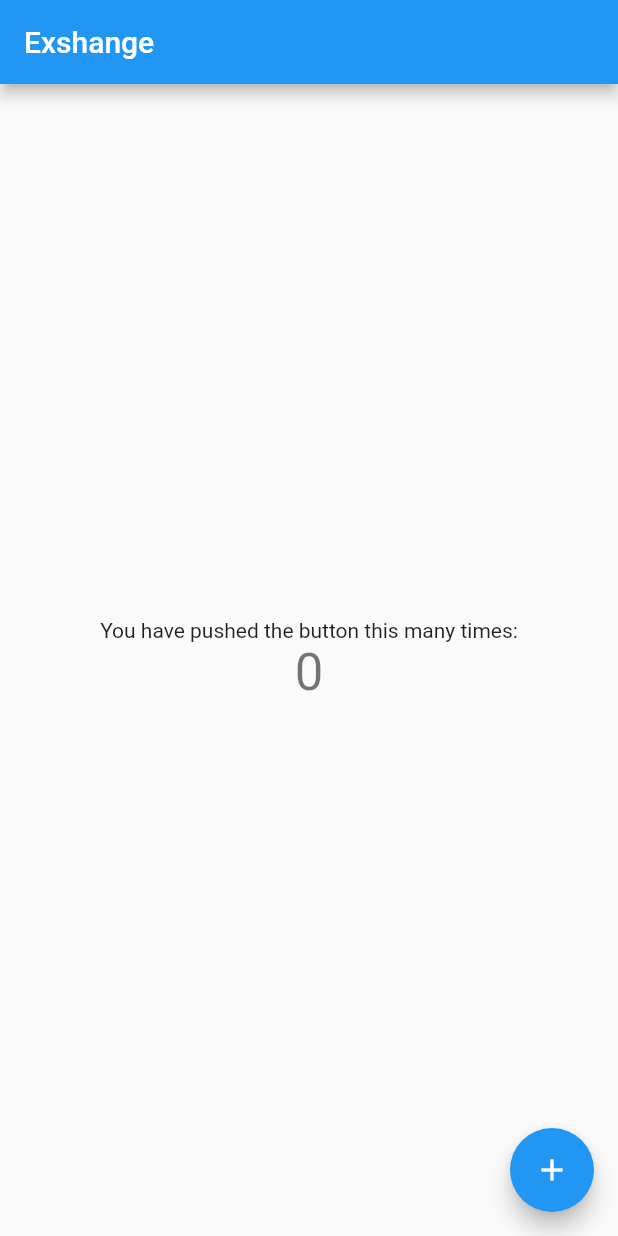
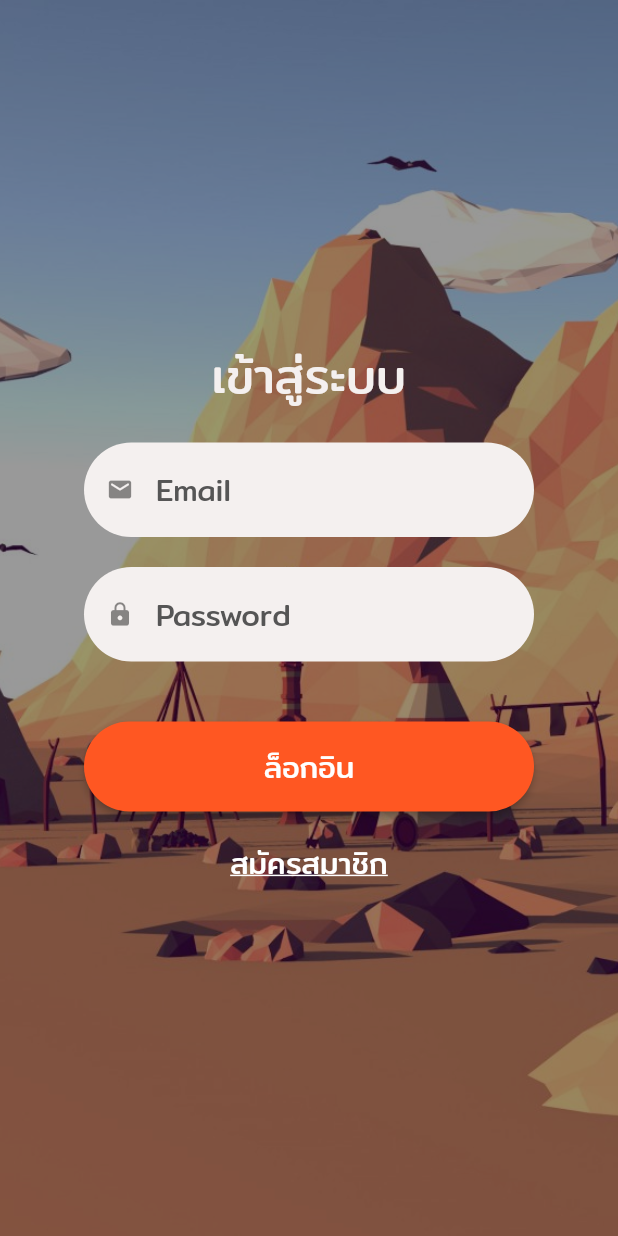
Before and after one commit to KitisakChalongjan/Exshange, a Flutter app: the screen it shows after launch, on a phone screen of 412 x 824 dp. Run offline on Flutter 3.47's test engine with Material 2 defaults, Android fonts, the phone set to English and light mode, and no system bars; our stand-ins replace shared_preferences.

Commit message:
Login Register Screen

```diff
--- a/lib/main.dart
+++ b/lib/main.dart
@@ -1,4 +1,9 @@
+import 'package:exshange/providers/auth.dart';
+import 'package:exshange/screens/item_overview.dart';
+import 'package:exshange/screens/login_screen.dart';
+import 'package:exshange/screens/splash_screen.dart';
 import 'package:flutter/material.dart';
+import 'package:provider/provider.dart';
 
 void main() {
   runApp(const MyApp());
@@ -10,106 +15,59 @@ class MyApp extends StatelessWidget {
   // This widget is the root of your application.
   @override
   Widget build(BuildContext context) {
-    return MaterialApp(
-      title: 'Exshange Project',
-      theme: ThemeData(
-        // This is the theme of your application.
-        //
-        // Try running your application with "flutter run". You'll see the
-        // application has a blue toolbar. Then, without quitting the app, try
-        // changing the primarySwatch below to Colors.green and then invoke
-        // "hot reload" (press "r" in the console where you ran "flutter run",
-        // or simply save your changes to "hot reload" in a Flutter IDE).
-        // Notice that the counter didn't reset back to zero; the application
-        // is not restarted.
-        primarySwatch: Colors.blue,
+    return MultiProvider(
+      providers: [
+        ChangeNotifierProvider(
+          create: (ctx) => Auth(),
+        ),
+      ],
+      child: Consumer<Auth>(
+        builder: (ctx, auth, _) => MaterialApp(
+          title: 'Exshange Project',
+          theme: ThemeData(
+            fontFamily: 'MitrRegular',
+            primarySwatch: Colors.deepOrange,
+            accentColor: Color(0xFF1DD6B0),
+            backgroundColor: Color(0xFFF4F0EF),
+            textTheme: const TextTheme(
+              headline1: TextStyle(
+                fontSize: 32,
+                color: Color(0xFFF4F0EF),
+              ),
+              headline2: TextStyle(
+                fontSize: 28,
+                color: Color(0xFF000000),
+              ),
+              headline3: TextStyle(
+                fontSize: 24,
+                color: Color(0xFF000000),
+              ),
+              bodyText1: TextStyle(
+                fontSize: 20,
+                color: Color(0xFF000000),
+              ),
+              bodyText2: TextStyle(
+                fontSize: 20,
+                color: Color(0xFF555555),
+              ),
+              subtitle1: TextStyle(
+                fontSize: 20,
+                color: Color(0xFFFFFFFF),
+              ),
+            ),
+          ),
+          home: auth.isAuth
+              ? ItemOverview()
+              : FutureBuilder(
+                  future: auth.tryAutoLogin(),
+                  builder: (ctx, authResultSnapshot) =>
+                      authResultSnapshot.connectionState ==
+                              ConnectionState.waiting
+                          ? SplashScreen()
+                          : LoginScreen(),
+                ),
+        ),
       ),
-      home: const MyHomePage(title: 'Exshange'),
     );
   }
 }
-
-class MyHomePage extends StatefulWidget {
-  const MyHomePage({Key? key, required this.title}) : super(key: key);
-
-  // This widget is the home page of your application. It is stateful, meaning
-  // that it has a State object (defined below) that contains fields that affect
-  // how it looks.
-
-  // This class is the configuration for the state. It holds the values (in this
-  // case the title) provided by the parent (in this case the App widget) and
-  // used by the build method of the State. Fields in a Widget subclass are
-  // always marked "final".
-
-  final String title;
-
-  @override
-  State<MyHomePage> createState() => _MyHomePageState();
-}
-
-class _MyHomePageState extends State<MyHomePage> {
-  int _counter = 0;
-
-  void _incrementCounter() {
-    setState(() {
-      // This call to setState tells the Flutter framework that something has
-      // changed in this State, which causes it to rerun the build method below
-      // so that the display can reflect the updated values. If we changed
-      // _counter without calling setState(), then the build method would not be
-      // called again, and so nothing would appear to happen.
-      _counter++;
-    });
-  }
-
-  @override
-  Widget build(BuildContext context) {
-    // This method is rerun every time setState is called, for instance as done
-    // by the _incrementCounter method above.
-    //
-    // The Flutter framework has been optimized to make rerunning build methods
-    // fast, so that you can just rebuild anything that needs updating rather
-    // than having to individually change instances of widgets.
-    return Scaffold(
-      appBar: AppBar(
-        // Here we take the value from the MyHomePage object that was created by
-        // the App.build method, and use it to set our appbar title.
-        title: Text(widget.title),
-      ),
-      body: Center(
-        // Center is a layout widget. It takes a single child and positions it
-        // in the middle of the parent.
-        child: Column(
-          // Column is also a layout widget. It takes a list of children and
-          // arranges them vertically. By default, it sizes itself to fit its
-          // children horizontally, and tries to be as tall as its parent.
-          //
-          // Invoke "debug painting" (press "p" in the console, choose the
-          // "Toggle Debug Paint" action from the Flutter Inspector in Android
-          // Studio, or the "Toggle Debug Paint" command in Visual Studio Code)
-          // to see the wireframe for each widget.
-          //
-          // Column has various properties to control how it sizes itself and
-          // how it positions its children. Here we use mainAxisAlignment to
-          // center the children vertically; the main axis here is the vertical
-          // axis because Columns are vertical (the cross axis would be
-          // horizontal).
-          mainAxisAlignment: MainAxisAlignment.center,
-          children: <Widget>[
-            const Text(
-              'You have pushed the button this many times:',
-            ),
-            Text(
-              '$_counter',
-              style: Theme.of(context).textTheme.headline4,
-            ),
-          ],
-        ),
-      ),
-      floatingActionButton: FloatingActionButton(
-        onPressed: _incrementCounter,
-        tooltip: 'Increment',
-        child: const Icon(Icons.add),
-      ), // This trailing comma makes auto-formatting nicer for build methods.
-    );
-  }
-}
--- /dev/null
+++ b/lib/screens/login_screen.dart
@@ -0,0 +1,319 @@
+import 'dart:io';
+
+import 'package:flutter/material.dart';
+import 'package:provider/provider.dart';
+
+import '../providers/auth.dart';
+
+class LoginScreen extends StatefulWidget {
+  const LoginScreen({Key? key}) : super(key: key);
+
+  @override
+  State<LoginScreen> createState() => _LoginScreenState();
+}
+
+enum AuthMode { login, signup }
+
+class _LoginScreenState extends State<LoginScreen>
+    with SingleTickerProviderStateMixin {
+  final TextEditingController _emailController = TextEditingController();
+  final TextEditingController _pwController = TextEditingController();
+  final TextEditingController _confirmPwController = TextEditingController();
+
+  AuthMode _authMode = AuthMode.login;
+
+  final GlobalKey<FormState> _formKey = GlobalKey();
+
+  Map<String, String?> _authData = {
+    'email': '',
+    'password': '',
+  };
+
+  var _isLoading = false;
+
+  Widget _textFormField(
+    String fieldTitle,
+    TextEditingController textController,
+    IconData icon,
+    TextInputType inputType,
+    String? Function(String?)? validateFunc,
+    void Function(String?)? onSaveFunc,
+  ) {
+    return SizedBox(
+      width: 300,
+      child: TextFormField(
+        keyboardType: inputType,
+        style: Theme.of(context).textTheme.bodyText1,
+        controller: textController,
+        decoration: InputDecoration(
+          prefixIcon: Icon(icon),
+          filled: true,
+          fillColor: Theme.of(context).backgroundColor,
+          hintText: fieldTitle,
+          hintStyle: Theme.of(context).textTheme.bodyText2,
+          isDense: true,
+          border: OutlineInputBorder(
+            borderRadius: BorderRadius.circular(40),
+            borderSide: BorderSide.none,
+          ),
+        ),
+        textAlign: TextAlign.left,
+        onSaved: onSaveFunc,
+        validator: validateFunc,
+      ),
+    );
+  }
+
+  Widget _confirmFormField(
+    String fieldTitle,
+    TextEditingController textController,
+    IconData icon,
+    TextInputType inputType,
+    String? Function(String?)? validateFunc,
+  ) {
+    return AnimatedContainer(
+      constraints: BoxConstraints(
+        minHeight: _authMode == AuthMode.signup ? 100 : 0,
+        maxHeight: _authMode == AuthMode.signup ? 100 : 0,
+      ),
+      curve: Curves.easeIn,
+      duration: Duration(milliseconds: 300),
+      child: SizedBox(
+        width: 300,
+        child: TextFormField(
+          enabled: _authMode == AuthMode.signup,
+          keyboardType: inputType,
+          style: Theme.of(context).textTheme.bodyText1,
+          controller: textController,
+          decoration: InputDecoration(
+            prefixIcon: _authMode == AuthMode.login ? null : Icon(icon),
+            filled: true,
+            fillColor: Theme.of(context).backgroundColor,
+            hintText: _authMode == AuthMode.login ? '' : fieldTitle,
+            hintStyle: Theme.of(context).textTheme.bodyText2,
+            isDense: true,
+            border: OutlineInputBorder(
+              borderRadius: BorderRadius.circular(40),
+              borderSide: BorderSide.none,
+            ),
+          ),
+          textAlign: TextAlign.left,
+          validator: _authData == AuthMode.signup ? validateFunc : null,
+        ),
+      ),
+    );
+  }
+
+  Widget _flatButton(String text) {
+    return TextButton(
+      style: TextButton.styleFrom(
+        shape: RoundedRectangleBorder(
+          borderRadius: BorderRadius.all(
+            Radius.circular(30),
+          ),
+        ),
+      ),
+      onPressed: _switchAuthMode,
+      child: Text(
+        '${_authMode == AuthMode.login ? 'สมัครสมาชิก' : 'เข้าสู่ระบบ'}',
+        style: Theme.of(context).textTheme.subtitle1?.copyWith(
+              decoration: TextDecoration.underline,
+            ),
+      ),
+    );
+  }
+
+  Widget _submitButton() {
+    return SizedBox(
+      width: 300,
+      height: 60,
+      child: ElevatedButton(
+        style: ElevatedButton.styleFrom(
+          shape: RoundedRectangleBorder(
+            borderRadius: BorderRadius.all(
+              Radius.circular(30),
+            ),
+          ),
+        ),
+        onPressed: _submit,
+        child: Text(
+          'ล็อกอิน',
+          style: Theme.of(context).textTheme.subtitle1,
+        ),
+      ),
+    );
+  }
+
+  Future<void> _submit() async {
+    if (!_formKey.currentState!.validate()) {
+      // Invalid!
+      print('Invalid');
+      return;
+    }
+    _formKey.currentState!.save();
+    setState(() {
+      _isLoading = true;
+    });
+    try {
+      if (_authMode == AuthMode.login) {
+        await Provider.of<Auth>(context, listen: false).login(
+          _authData['email'],
+          _authData['password'],
+        );
+      } else {
+        await Provider.of<Auth>(context, listen: false).signup(
+          _authData['email'],
+          _authData['password'],
+        );
+      }
+    } on HttpException catch (error) {
+      var errorMessage = 'Authentication failed.';
+      if (error.toString().contains('EMAIL_EXIST')) {
+        errorMessage = 'This email address is already in use.';
+      } else if (error.toString().contains('INVALID_EMAIL')) {
+        errorMessage = 'This is not a valid email address.';
+      } else if (error.toString().contains('WEAK_PASSWORD')) {
+        errorMessage = 'This password is too weak.';
+      } else if (error.toString().contains('EMAIL_NOT_FOUND')) {
+        errorMessage = 'Could not find a user with that email address.';
+      } else if (error.toString().contains('INVALID_PASSWORD')) {
+        errorMessage = 'Invalid passwrod.';
+      }
+      _showErrorDialog(errorMessage);
+    } catch (error) {
+      const errorMessage = 'Could not authenticate you, try again later.';
+      _showErrorDialog(errorMessage);
+    }
+    setState(() {
+      _isLoading = false;
+    });
+  }
+
+  void _showErrorDialog(String message) {
+    showDialog(
+      context: context,
+      builder: (ctx) => AlertDialog(
+        title: Text('An error occurred'),
+        content: Text(message),
+        actions: <Widget>[
+          FlatButton(
+            onPressed: () {
+              Navigator.of(context).pop();
+            },
+            child: Text('Okay'),
+          )
+        ],
+      ),
+    );
+  }
+
+  Widget _sizedBox(double height) {
+    return SizedBox(
+      height: height,
+    );
+  }
+
+  void _switchAuthMode() {
+    if (_authMode == AuthMode.login) {
+      setState(() {
+        _authMode = AuthMode.signup;
+      });
+      print('authmode = $_authMode');
+    } else {
+      setState(() {
+        _authMode = AuthMode.login;
+      });
+      print('authmode = $_authMode');
+    }
+  }
+
+  @override
+  Widget build(BuildContext context) {
+    final deviceSize = MediaQuery.of(context).size;
+    return Scaffold(
+      body: Form(
+        key: _formKey,
+        child: SingleChildScrollView(
+          child: Container(
+            width: deviceSize.width,
+            height: deviceSize.height,
+            decoration: BoxDecoration(
+              image: DecorationImage(
+                image: AssetImage('assets/images/login-bg.jpg'),
+                fit: BoxFit.cover,
+                colorFilter: ColorFilter.mode(
+                  Colors.black.withOpacity(0.4),
+                  BlendMode.darken,
+                ),
+              ),
+            ),
+            child: _isLoading
+                ? Center(
+                    child: CircularProgressIndicator(),
+                  )
+                : Column(
+                    crossAxisAlignment: CrossAxisAlignment.center,
+                    mainAxisAlignment: MainAxisAlignment.center,
+                    children: [
+                      Text(
+                        'เข้าสู่ระบบ',
+                        style: Theme.of(context).textTheme.headline1,
+                      ),
+                      _sizedBox(20),
+                      _textFormField(
+                        'Email',
+                        _emailController,
+                        Icons.email_rounded,
+                        TextInputType.emailAddress,
+                        (emailInput) {
+                          if (emailInput!.isEmpty ||
+                              !emailInput.contains('@')) {
+                            return 'Invalid email!';
+                          }
+                          return null;
+                        },
+                        (value) {
+                          _authData['email'] = value;
+                        },
+                      ),
+                      _sizedBox(20),
+                      _textFormField(
+                        'Password',
+                        _pwController,
+                        Icons.lock_rounded,
+                        TextInputType.text,
+                        (pwInput) {
+                          if (pwInput!.isEmpty || pwInput.length < 5) {
+                            return 'Password is too short!';
+                          }
+                          return null;
+                        },
+                        (pwInput) {
+                          _authData['password'] = pwInput;
+                        },
+                      ),
+                      _sizedBox(20),
+                      _confirmFormField(
+                        'Confirm Password',
+                        _confirmPwController,
+                        Icons.lock_rounded,
+                        TextInputType.text,
+                        (pwConfirmInput) {
+                          if (pwConfirmInput != _pwController.text) {
+                            return 'Passwords do not match!';
+                          }
+                          return null;
+                        },
+                      ),
+                      _sizedBox(20),
+                      _submitButton(),
+                      _sizedBox(10),
+                      _flatButton('สมัครสมาชิก'),
+                    ],
+                  ),
+          ),
+        ),
+      ),
+    );
+  }
+}
```
Also changed, not shown: lib/providers/auth.dart (added, +123 -0 lines), lib/screens/item_overview.dart (added, +33 -0 lines), lib/screens/splash_screen.dart (added, +12 -0 lines), pubspec.yaml (+14 -14 lines), assets/fonts/MitrRegular.ttf (added), assets/images/login-bg.jpg (added), pubspec.lock, 1 other file.
